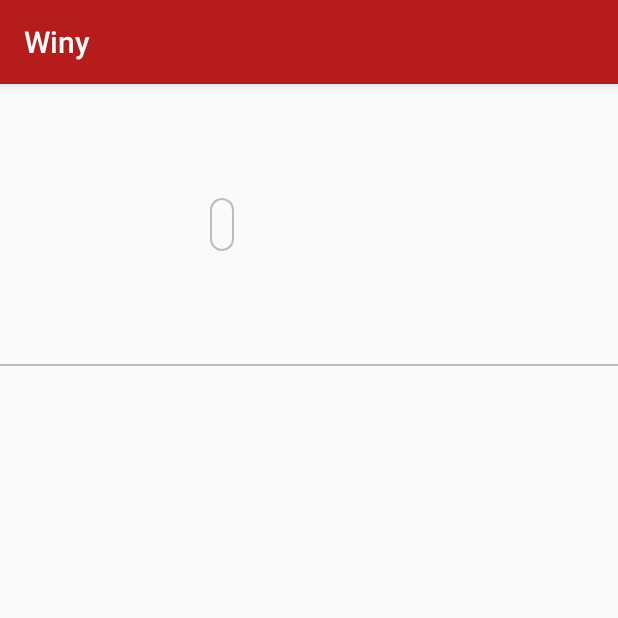
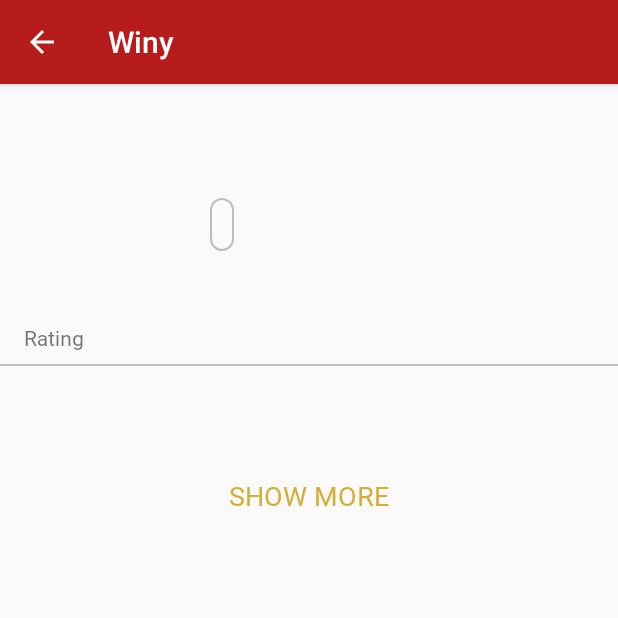
Before and after one commit to AlexStroia/Winy, an Android app: the DetailActivity screen opened directly, with no data from a screen before it, on a phone screen of 412 x 824 dp, the top half of it. Run offline under Robolectric (Android 15) with nearby library versions, the phone set to English and light mode, and no system bars; our stand-ins replace data binding.

Commit message:
Added design for the detail activity

```diff
--- a/app/src/main/AndroidManifest.xml
+++ b/app/src/main/AndroidManifest.xml
@@ -10,7 +10,10 @@
         android:roundIcon="@mipmap/ic_launcher_round"
         android:supportsRtl="true"
         android:theme="@style/AppTheme">
-        <activity android:name=".feature.ui.detail.DetailActivity"></activity>
+        <activity
+            android:name=".feature.ui.detail.DetailActivity"
+            android:launchMode="singleTop"
+            android:parentActivityName=".feature.ui.product.ProductActivity" />
         <activity android:name=".feature.ui.help.HelpActivity" />
         <activity android:name=".feature.ui.account.AccountActivity" />
         <activity android:name=".feature.ui.product.ProductActivity" />
--- a/app/src/main/java/co/alexdev/winy/feature/ui/detail/DetailActivity.java
+++ b/app/src/main/java/co/alexdev/winy/feature/ui/detail/DetailActivity.java
@@ -1,5 +1,7 @@
 package co.alexdev.winy.feature.ui.detail;
 
+import android.content.Context;
+import android.content.Intent;
 import android.os.Bundle;
 
 import androidx.appcompat.app.AppCompatActivity;
@@ -8,9 +10,16 @@ import co.alexdev.winy.R;
 
 public class DetailActivity extends AppCompatActivity {
 
+    private static final String WINE_ID = "WINE_ID";
+
+
     @Override
     protected void onCreate(Bundle savedInstanceState) {
         super.onCreate(savedInstanceState);
         setContentView(R.layout.activity_detail);
     }
+
+    public static void startActivity(Context context, int id) {
+        context.startActivity(new Intent(context, DetailActivity.class).putExtra(WINE_ID, id));
+    }
 }
--- a/app/src/main/res/layout/activity_detail.xml
+++ b/app/src/main/res/layout/activity_detail.xml
@@ -29,13 +29,14 @@
             android:id="@+id/tv_wine_name"
             android:layout_width="wrap_content"
             android:layout_height="wrap_content"
+            android:fontFamily="@font/montserratregular"
             android:layout_marginStart="@dimen/default_content_margin"
             android:layout_marginTop="@dimen/default_content_margin"
             app:layout_constraintBottom_toTopOf="@+id/tv_wine_type"
             app:layout_constraintStart_toEndOf="@+id/iv_wine_icon"
             app:layout_constraintTop_toTopOf="@+id/iv_wine_icon"
             app:layout_constraintVertical_chainStyle="packed"
-            tools:text="App name" />
+            tools:text="Wine name" />
 
         <TextView
             android:id="@+id/tv_wine_type"
@@ -50,6 +51,7 @@
             android:id="@+id/tv_price"
             android:layout_width="wrap_content"
             android:layout_height="wrap_content"
+            android:fontFamily="@font/montserratregular"
             android:layout_marginTop="@dimen/default_content_padding"
             android:layout_marginBottom="@dimen/default_content_padding"
             android:background="@drawable/rounded_textview"
@@ -86,6 +88,8 @@
             android:id="@+id/tv_rating_text"
             android:layout_width="wrap_content"
             android:layout_height="wrap_content"
+            android:fontFamily="@font/montserratregular"
+            android:text="@string/rating"
             app:layout_constraintStart_toStartOf="@+id/tv_rating_grade"
             app:layout_constraintTop_toBottomOf="@+id/tv_rating_grade" />
 
@@ -97,24 +101,28 @@
             android:contentDescription="@null"
             app:layout_constraintBottom_toTopOf="@+id/tv_number_of_downloads"
             app:layout_constraintEnd_toStartOf="@+id/tv_number_of_downloads"
-            app:layout_constraintTop_toBottomOf="@+id/tv_downloads" />
+            app:layout_constraintTop_toBottomOf="@+id/tv_average_rating" />
 
         <TextView
             android:id="@+id/tv_number_of_downloads"
             android:layout_width="wrap_content"
             android:layout_height="wrap_content"
             android:layout_marginTop="@dimen/default_content_margin"
-            app:layout_constraintStart_toStartOf="@+id/tv_downloads"
+            android:fontFamily="@font/montserratregular"
+            app:layout_constraintStart_toStartOf="@+id/tv_average_rating"
             app:layout_constraintTop_toBottomOf="@+id/iv_wine_icon"
             tools:text="356" />
 
         <TextView
-            android:id="@+id/tv_downloads"
+            android:id="@+id/tv_average_rating"
             android:layout_width="wrap_content"
             android:layout_height="wrap_content"
             android:layout_marginEnd="@dimen/default_content_margin"
+            android:fontFamily="@font/montserratregular"
             app:layout_constraintEnd_toEndOf="parent"
-            app:layout_constraintTop_toBottomOf="@+id/tv_number_of_downloads" />
+            app:layout_constraintStart_toEndOf="@+id/tv_price"
+            app:layout_constraintTop_toBottomOf="@+id/tv_number_of_downloads"
+            tools:text="Average Rating" />
 
         <View
             android:id="@+id/bar_view"
@@ -155,10 +163,12 @@
             android:layout_marginTop="@dimen/default_content_margin"
             android:background="@null"
             android:textColor="@color/colorAccent"
-            android:textStyle="bold"
+            android:fontFamily="@font/montserratbold"
+            android:text="@string/show_more"
             app:layout_constraintEnd_toEndOf="parent"
             app:layout_constraintStart_toStartOf="parent"
             app:layout_constraintTop_toBottomOf="@+id/tv_description_content"
+            android:textSize="@dimen/show_more_text_size"
             tools:text="Show More" />
 
     </androidx.constraintlayout.widget.ConstraintLayout>
--- a/app/src/main/res/values/dimens.xml
+++ b/app/src/main/res/values/dimens.xml
@@ -61,5 +61,6 @@
     <!--Detail Activity-->
     <dimen name="detail_icon_height_width">124dp</dimen>
     <dimen name="default_content_elevation">8dp</dimen>
+    <dimen name="show_more_text_size">18sp</dimen>
 
 </resources>
--- a/app/src/main/res/values/strings.xml
+++ b/app/src/main/res/values/strings.xml
@@ -40,4 +40,9 @@
 
     <!--SignupActivity-->
     <string name="wine_picture">Wine picture</string>
+
+    <!--Detail Activity-->
+    <string name="show_more">SHOW MORE</string>
+    <string name="rating">Rating</string>
+    <string name="avg_rating">Average Rating</string>
 </resources>
--- a/app/src/main/res/values/styles.xml
+++ b/app/src/main/res/values/styles.xml
@@ -21,4 +21,8 @@
         <item name="android:textColor">@android:color/white</item>
         <item name="android:textSize">@dimen/item_wine_textview_font_size</item>
     </style>
+
+    <style name="ActivityDetailFontStyle" parent="android:Widget.TextView">
+        <item name="android:fontFamily">@font/montserratregular</item>
+    </style>
 </resources>
```
Also changed, not shown: app/src/main/java/co/alexdev/winy/feature/ui/product/wine/WineFragment.java (+5 -2 lines).
